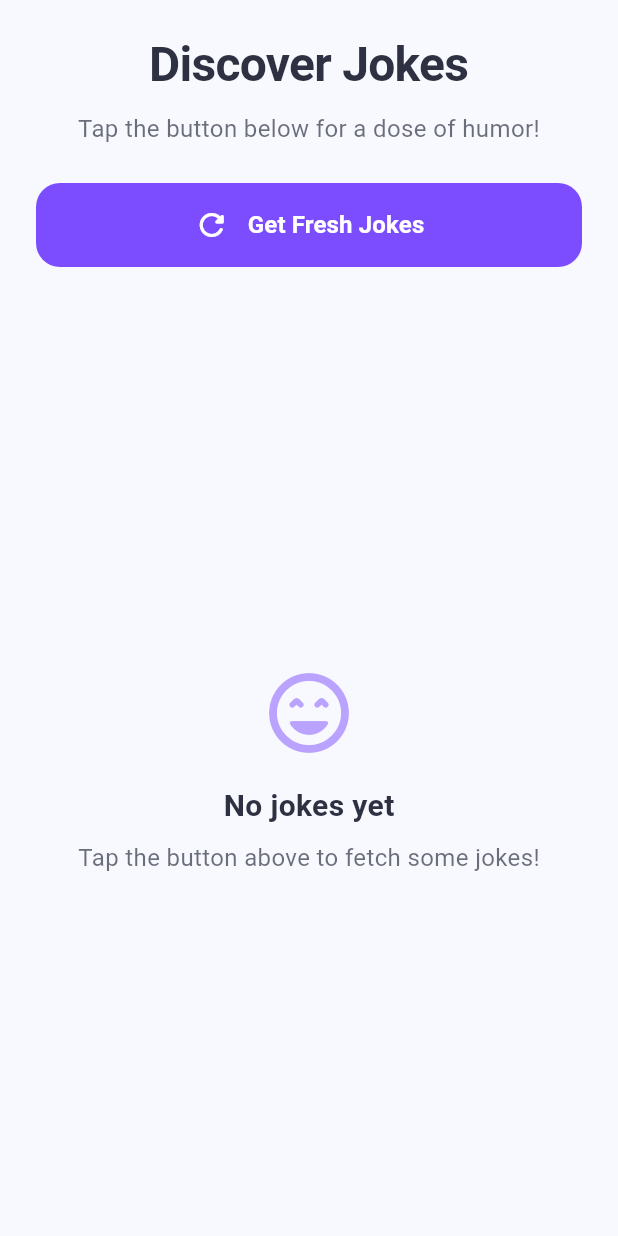
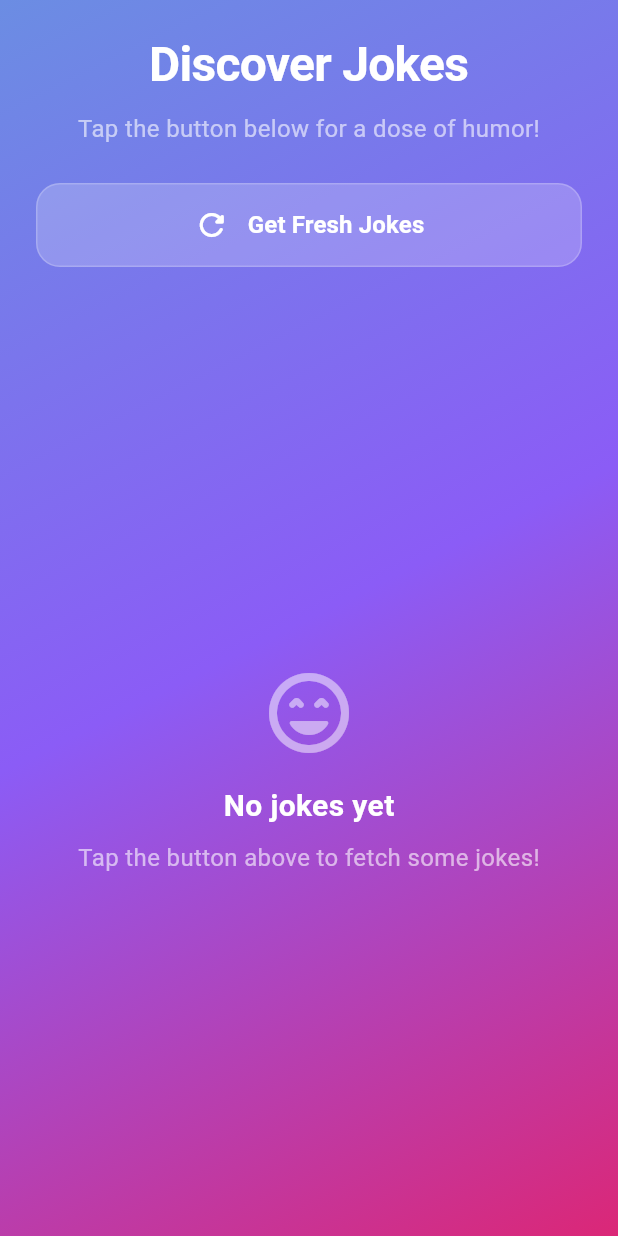
Before and after one commit to PriyadasunKC/Joke-App-Using-Flutter, a Flutter app: the screen it shows after launch, on a phone screen of 412 x 824 dp. Run offline on Flutter 3.47's test engine with Material 3 defaults, Android fonts, the phone set to English and light mode, and no system bars; our stand-ins replace dio; Roboto replaces fonts that are missing (Poppins).

Commit message:
UI update

```diff
--- a/lib/main.dart
+++ b/lib/main.dart
@@ -1,3 +1,5 @@
+import 'dart:ui';
+
 import 'package:flutter/material.dart';
 
 import 'JokeService.dart';
@@ -36,11 +38,16 @@ class _JokeListPageState extends State<JokeListPage>
   late AnimationController _animationController;
   late Animation<double> _fadeAnimation;
 
-  final Color primaryColor = const Color(0xFF7C4DFF);
-  final Color backgroundColor = const Color(0xFFF8F9FF);
-  final Color cardColor = Colors.white;
-  final Color textColor = const Color(0xFF2D3142);
-  final Color accentColor = const Color(0xFF4CAF50);
+  // Modern gradient colors
+  final Color gradientStart = const Color(0xFF6B8DE3);
+  final Color gradientMiddle = const Color(0xFF8B5CF6);
+  final Color gradientEnd = const Color(0xFFDB2777);
+
+  // Updated component colors
+  final Color primaryColor = const Color(0xFF8B5CF6);
+  final Color cardBackground = Colors.white.withOpacity(0.20);
+  final Color textColor = Colors.white;
+  final Color secondaryTextColor = Colors.white60;
 
   @override
   void initState() {
@@ -90,11 +97,12 @@ class _JokeListPageState extends State<JokeListPage>
           top: index == 0 ? 16 : 0,
         ),
         decoration: BoxDecoration(
-          color: cardColor,
+          color: cardBackground,
           borderRadius: BorderRadius.circular(20),
+          border: Border.all(color: Colors.white.withOpacity(0.2)),
           boxShadow: [
             BoxShadow(
-              color: primaryColor.withOpacity(0.08),
+              color: Colors.black.withOpacity(0.1),
               blurRadius: 20,
               offset: const Offset(0, 8),
             ),
@@ -102,16 +110,10 @@ class _JokeListPageState extends State<JokeListPage>
         ),
         child: ClipRRect(
           borderRadius: BorderRadius.circular(20),
+          child: BackdropFilter(
+            filter: ImageFilter.blur(sigmaX: 10, sigmaY: 10),
             child: Container(
               padding: const EdgeInsets.all(20),
-            decoration: BoxDecoration(
-              border: Border(
-                left: BorderSide(
-                  color: primaryColor,
-                  width: 4,
-                ),
-              ),
-            ),
               child: Column(
                 crossAxisAlignment: CrossAxisAlignment.start,
                 children: [
@@ -123,14 +125,14 @@ class _JokeListPageState extends State<JokeListPage>
                           vertical: 6,
                         ),
                         decoration: BoxDecoration(
-                        color: primaryColor.withOpacity(0.1),
+                          color: Colors.white.withOpacity(0.2),
                           borderRadius: BorderRadius.circular(20),
                         ),
                         child: Text(
                           joke['category'],
                           style: TextStyle(
                             fontSize: 12,
-                          color: primaryColor,
+                            color: textColor,
                             fontWeight: FontWeight.bold,
                           ),
                         ),
@@ -138,7 +140,7 @@ class _JokeListPageState extends State<JokeListPage>
                       const Spacer(),
                       Icon(
                         Icons.emoji_emotions_outlined,
-                      color: primaryColor.withOpacity(0.5),
+                        color: textColor.withOpacity(0.7),
                         size: 20,
                       ),
                     ],
@@ -159,7 +161,7 @@ class _JokeListPageState extends State<JokeListPage>
                       joke['delivery'] ?? '',
                       style: TextStyle(
                         fontSize: 16,
-                      color: textColor.withOpacity(0.8),
+                        color: secondaryTextColor,
                         fontStyle: FontStyle.italic,
                         height: 1.5,
                       ),
@@ -174,6 +176,7 @@ class _JokeListPageState extends State<JokeListPage>
                       ),
                     ),
                 ],
+              ),
             ),
           ),
         ),
@@ -201,7 +204,7 @@ class _JokeListPageState extends State<JokeListPage>
             'Tap the button below for a dose of humor!',
             style: TextStyle(
               fontSize: 16,
-              color: textColor.withOpacity(0.7),
+              color: secondaryTextColor,
               height: 1.5,
             ),
             textAlign: TextAlign.center,
@@ -222,12 +225,13 @@ class _JokeListPageState extends State<JokeListPage>
           child: ElevatedButton(
             onPressed: _isLoading ? null : _fetchJokes,
             style: ElevatedButton.styleFrom(
-              backgroundColor: primaryColor,
+              backgroundColor: Colors.white.withOpacity(0.2),
               foregroundColor: Colors.white,
               elevation: 0,
               padding: const EdgeInsets.symmetric(horizontal: 24),
               shape: RoundedRectangleBorder(
                 borderRadius: BorderRadius.circular(16),
+                side: BorderSide(color: Colors.white.withOpacity(0.2)),
               ),
             ),
             child: Row(
@@ -250,7 +254,6 @@ class _JokeListPageState extends State<JokeListPage>
                     style: TextStyle(
                       fontSize: 16,
                       fontWeight: FontWeight.w600,
-                      color: Colors.white,
                     ),
                   ),
                 ],
@@ -270,7 +273,7 @@ class _JokeListPageState extends State<JokeListPage>
           Icon(
             Icons.sentiment_very_satisfied_rounded,
             size: 64,
-            color: primaryColor.withOpacity(0.5),
+            color: textColor.withOpacity(0.5),
           ),
           const SizedBox(height: 16),
           Text(
@@ -286,7 +289,7 @@ class _JokeListPageState extends State<JokeListPage>
             'Tap the button above to fetch some jokes!',
             style: TextStyle(
               fontSize: 16,
-              color: textColor.withOpacity(0.7),
+              color: secondaryTextColor,
             ),
           ),
         ],
@@ -297,11 +300,21 @@ class _JokeListPageState extends State<JokeListPage>
   @override
   Widget build(BuildContext context) {
     return Scaffold(
-      backgroundColor: backgroundColor,
-      body: SafeArea(
-        child: LayoutBuilder(
-          builder: (context, constraints) {
-            return CustomScrollView(
+      body: Container(
+        decoration: BoxDecoration(
+          gradient: LinearGradient(
+            begin: Alignment.topLeft,
+            end: Alignment.bottomRight,
+            colors: [
+              gradientStart,
+              gradientMiddle,
+              gradientEnd,
+            ],
+          ),
+        ),
+        child: SafeArea(
+          child: CustomScrollView(
+            physics: const BouncingScrollPhysics(),
             slivers: [
               SliverToBoxAdapter(
                 child: Column(
@@ -323,7 +336,10 @@ class _JokeListPageState extends State<JokeListPage>
                     (context, index) {
                       if (_isLoading) {
                         return const Center(
-                            child: CircularProgressIndicator(),
+                          child: CircularProgressIndicator(
+                            valueColor:
+                                AlwaysStoppedAnimation<Color>(Colors.white),
+                          ),
                         );
                       }
                       return _buildJokeCard(_jokesRaw[index], index);
@@ -332,8 +348,7 @@ class _JokeListPageState extends State<JokeListPage>
                   ),
                 ),
             ],
-            );
-          },
+          ),
         ),
       ),
     );
```
Lines whose indentation alone changed are shown as unchanged.
